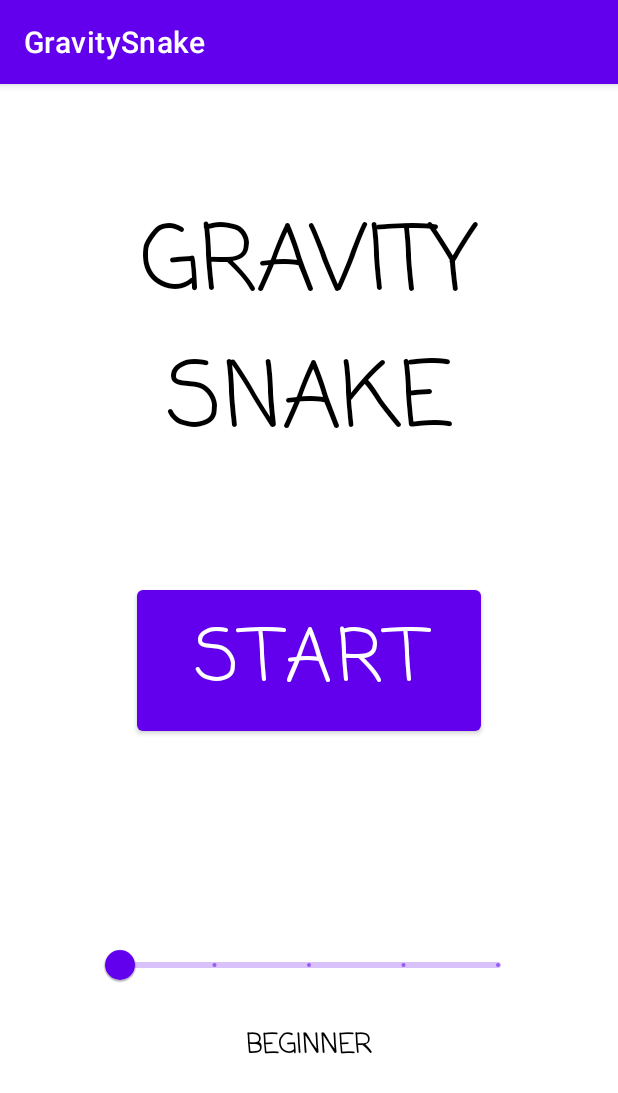
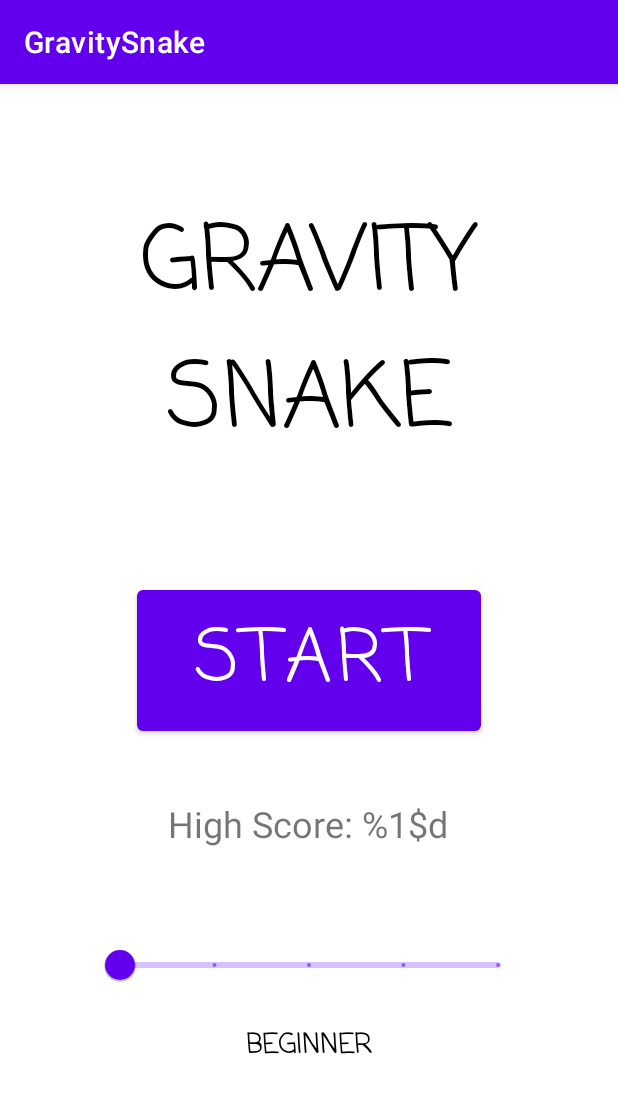
Before and after one commit to tylervalentine/Gravity-Snake-Game, an Android app: the screen it shows after launch (WelcomeActivity), on a phone screen of 412 x 824 dp. Shown: the top 1093 px of the screen. Run offline under Robolectric (Android 15) with nearby library versions, the phone set to English and light mode, and no system bars.

Commit message:
Start scoring system

```diff
--- a/app/src/main/java/edu/moravian/csci215/gravitysnake/GameActivity.kt
+++ b/app/src/main/java/edu/moravian/csci215/gravitysnake/GameActivity.kt
@@ -61,7 +61,6 @@ class GameActivity : AppCompatActivity() {
         sensorManager = getSystemService(SENSOR_SERVICE) as SensorManager
         gravitySensor = sensorManager?.getDefaultSensor(Sensor.TYPE_GRAVITY)
         snakeGameView = findViewById(R.id.snakeGameView)
-
     }
 
     /** When the activity resumes, we start listening to the sensor. */
--- a/app/src/main/java/edu/moravian/csci215/gravitysnake/SnakeGameView.kt
+++ b/app/src/main/java/edu/moravian/csci215/gravitysnake/SnakeGameView.kt
@@ -137,6 +137,11 @@ class SnakeGameView constructor(context: Context, attrs: AttributeSet? = null) :
     override fun onTouchEvent(event: MotionEvent?): Boolean {
         if (!snakeGame.touched(PointF(event!!.x, event.y))) {
             val activity = context as Activity
+            val sharedPref = activity.getPreferences(Context.MODE_PRIVATE)
+            with (sharedPref.edit()) {
+                putInt(GameActivity.DifficultyFormat.findByValue(difficulty).toString(), snakeGame.score)
+                apply()
+            }
             activity.finish()
         }
         return true
--- a/app/src/main/java/edu/moravian/csci215/gravitysnake/WelcomeActivity.kt
+++ b/app/src/main/java/edu/moravian/csci215/gravitysnake/WelcomeActivity.kt
@@ -1,4 +1,5 @@
 package edu.moravian.csci215.gravitysnake
+import android.content.Context
 import android.content.Intent
 import android.os.Bundle
 import android.view.View
@@ -11,41 +12,48 @@ class WelcomeActivity: AppCompatActivity() {
 
     private lateinit var binding: WelcomeScreenBinding
 
-    /** the TextView for the chosen difficulty and game title*/
-
     private var gameTitle: TextView? = null
     private  var difficultyResult: TextView? = null
+    private var difficultyNumber: Int = 0
+    private var difficultySlider: Slider? = null
+    private var highScoreText: TextView? = null
 
-    private var difficulyNumber: Int = 0
-    /** The snakeGameView for this app */
-    private var difficultySlider: Slider? = null
+
 
     override fun onCreate(savedInstanceState: Bundle?) {
         super.onCreate(savedInstanceState)
         binding = WelcomeScreenBinding.inflate(layoutInflater)
         setContentView(binding.root)
 
-        //register UI elements for the slider, chosen difficulty, and the game title
-        gameTitle = findViewById(R.id.gameTitle)
-        difficultyResult = findViewById(R.id.difficultyResult)
-        difficultySlider = findViewById(R.id.difficultySlider)
-        gameTitle?.text = getString(R.string.game_title)
+        //Sets game title text
+        binding.gameTitle.text = getString(R.string.game_title)
 
         // defaults the difficulty to BEGINNER
-        difficultyResult?.text = GameActivity.DifficultyFormat.findByValue(0).toString()
+        binding.difficultyResult.text = GameActivity.DifficultyFormat.findByValue(0).toString()
 
         // Changes game difficulty based on value of slider
-        difficultySlider?.addOnChangeListener { _, value, _ ->
-            difficulyNumber = value.toInt()
-            difficultyResult?.text = GameActivity.DifficultyFormat.findByValue(value.toInt()).toString()
+        binding.difficultySlider.addOnChangeListener { _, value, _ ->
+            difficultyNumber = value.toInt()
+            binding.difficultyResult.text = GameActivity.DifficultyFormat.findByValue(value.toInt()).toString()
+            setHighScoreText(difficultyNumber)
         }
 
+    }
+
+    /**
+     * Sets high score text based on provided difficulty number.
+     * @param difficulty difficulty number
+     */
+    private fun setHighScoreText(difficulty: Int) {
+        val sharedPref = this.getPreferences(Context.MODE_PRIVATE) ?: return
+        val highScore = sharedPref.getInt(GameActivity.DifficultyFormat.findByValue(difficulty).toString(), 0)
+        binding.highScore.text = getString(R.string.high_score_text, highScore)
     }
 
     /** Allows the screen to change to the game activity when the user clicks the start button */
     fun changeScreenView(view: View?) {
         val intent = Intent(this, GameActivity::class.java)
-        intent.putExtra("difficulty", difficulyNumber)
+        intent.putExtra("difficulty", difficultyNumber)
         startActivity(intent)
     }
 }
--- a/app/src/main/res/layout/welcome_screen.xml
+++ b/app/src/main/res/layout/welcome_screen.xml
@@ -26,9 +26,9 @@
         android:layout_width="229dp"
         android:layout_height="106dp"
         android:fontFamily="casual"
+        android:onClick="changeScreenView"
         android:text="@string/start_game"
         android:textSize="48sp"
-        android:onClick="changeScreenView"
         app:layout_constraintBottom_toBottomOf="parent"
         app:layout_constraintEnd_toEndOf="parent"
         app:layout_constraintStart_toStartOf="parent"
@@ -64,5 +64,19 @@
         app:layout_constraintTop_toTopOf="@+id/difficultySlider"
         tools:text="@string/difficulty_setting" />
 
+    <TextView
+        android:id="@+id/high_score"
+        android:layout_width="wrap_content"
+        android:layout_height="wrap_content"
+        android:layout_marginTop="39dp"
+        android:text="@string/high_score_text"
+        android:textSize="24sp"
+        app:layout_constraintBottom_toTopOf="@+id/difficultySlider"
+        app:layout_constraintEnd_toEndOf="parent"
+        app:layout_constraintHorizontal_bias="0.498"
+        app:layout_constraintStart_toStartOf="parent"
+        app:layout_constraintTop_toBottomOf="@+id/startButton"
+        app:layout_constraintVertical_bias="0.0" />
+
 </androidx.constraintlayout.widget.ConstraintLayout>
     <!-- Code from https://www.geeksforgeeks.org/how-to-customise-mdc-sliders-in-android/ -->
--- a/app/src/main/res/values/strings.xml
+++ b/app/src/main/res/values/strings.xml
@@ -3,4 +3,6 @@
     <string name="difficulty_setting">Choose Difficulty</string>
     <string name="game_title">GRAVITY SNAKE</string>
     <string name="start_game">START</string>
+    <string name="high_score_text">High Score: %1$d</string>
+    <string name= "high_score">0</string>
 </resources>
```
